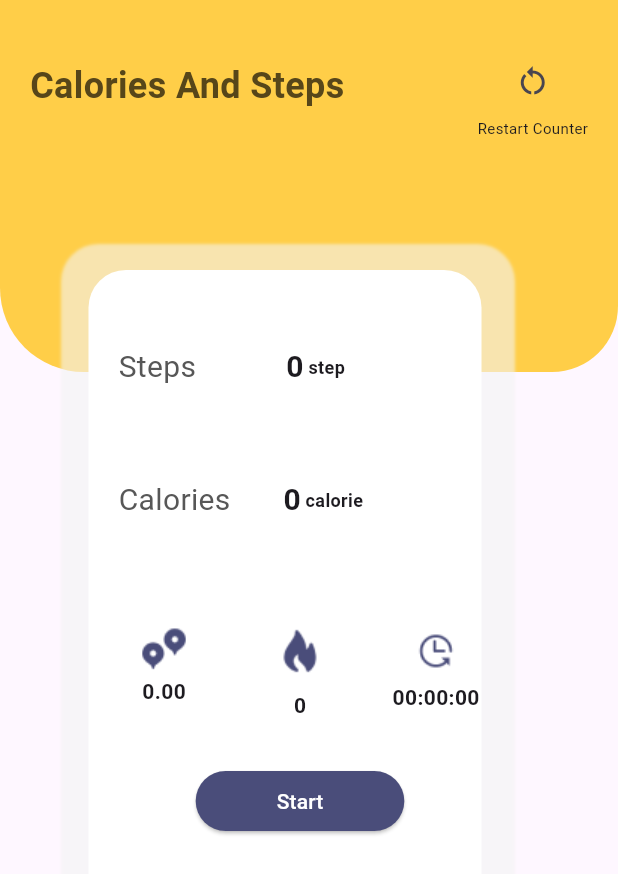
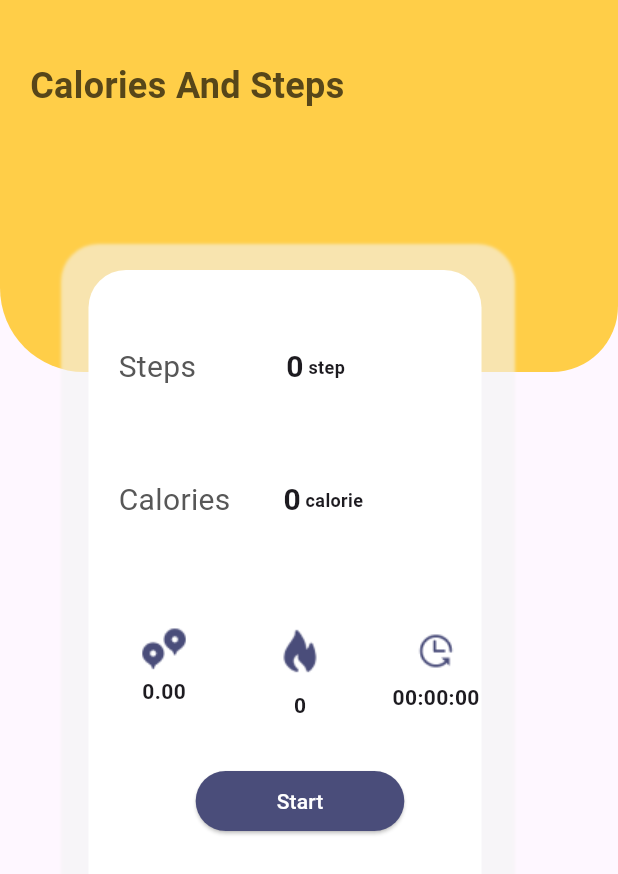
Before and after one commit to RamaTobbo/flutter1, a Flutter app: the StepsCalories screen opened directly, on a phone screen of 412 x 824 dp. Shown: the top 874 px of the screen. Run offline on Flutter 3.47's test engine with Material 3 defaults, Android fonts, the phone set to English and light mode, and no system bars; our stand-ins replace audioplayers, chat_bubbles, cloud_firestore, dots_indicator, firebase_core, firebase_messaging and 22 more; missing offline and left inert: flutter_reactive_ble, googleapis, jumping_dot, mobile_scanner; accounts and stored records are empty.

Commit message:
Initial commit

```diff
--- a/lib/noSmartwatch/steps.dart
+++ b/lib/noSmartwatch/steps.dart
@@ -27,8 +27,10 @@ class _StepsCaloriesState extends State<StepsCalories> {
   }
 
   void stopTheCounter(Steps stepsProvider) {
-    uploadData(); // Upload data and stop counting
-    stepsProvider.stopCounting();
+    uploadData().then((_) {
+      stepsProvider.resetSteps();
+      stepsProvider.stopCounting();
+    });
   }
 
   void pause() {
@@ -282,33 +284,33 @@ class _StepsCaloriesState extends State<StepsCalories> {
               ),
             ),
           ),
-          Positioned(
-            top: 30,
-            right: 20,
-            child: Column(
-              children: [
-                IconButton(
-                  onPressed: () {
-                    setState(() {
-                      stepsProvider.resetSteps();
-                    });
-                  },
-                  icon: themeProvider1.isDarkMode
-                      ? Icon(
-                          Icons.restart_alt,
-                          color: Colors.black,
-                        )
-                      : Icon(Icons.restart_alt),
-                ),
-                Text(
-                  'Restart Counter',
-                  style: themeProvider1.isDarkMode
-                      ? TextStyle(fontSize: 10, color: Colors.black)
-                      : TextStyle(fontSize: 10),
-                ),
-              ],
-            ),
-          ),
+          // Positioned(
+          //   top: 30,
+          //   right: 20,
+          //   child: Column(
+          //     children: [
+          //       IconButton(
+          //         onPressed: () {
+          //           setState(() {
+          //             stepsProvider.resetSteps();
+          //           });
+          //         },
+          //         icon: themeProvider1.isDarkMode
+          //             ? Icon(
+          //                 Icons.restart_alt,
+          //                 color: Colors.black,
+          //               )
+          //             : Icon(Icons.restart_alt),
+          //       ),
+          //       Text(
+          //         'Restart Counter',
+          //         style: themeProvider1.isDarkMode
+          //             ? TextStyle(fontSize: 10, color: Colors.black)
+          //             : TextStyle(fontSize: 10),
+          //       ),
+          //     ],
+          //   ),
+          // ),
         ],
       ),
     );
```
Also changed, not shown: lib/noSmartwatch/Home.dart (+3 -4 lines).
